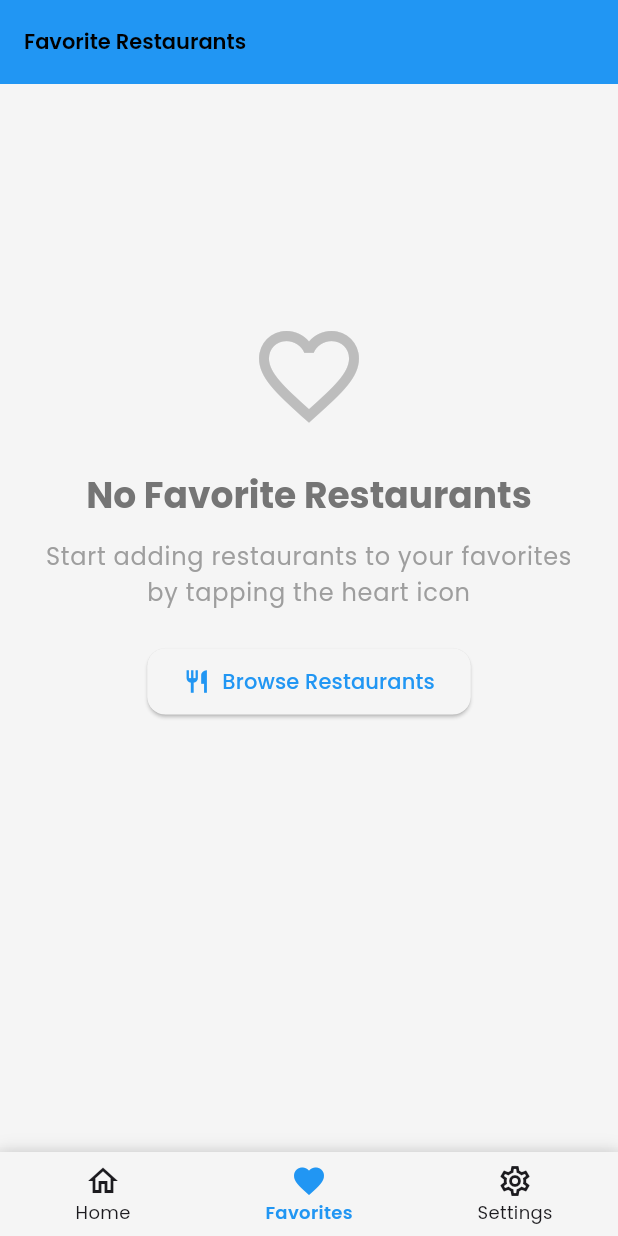
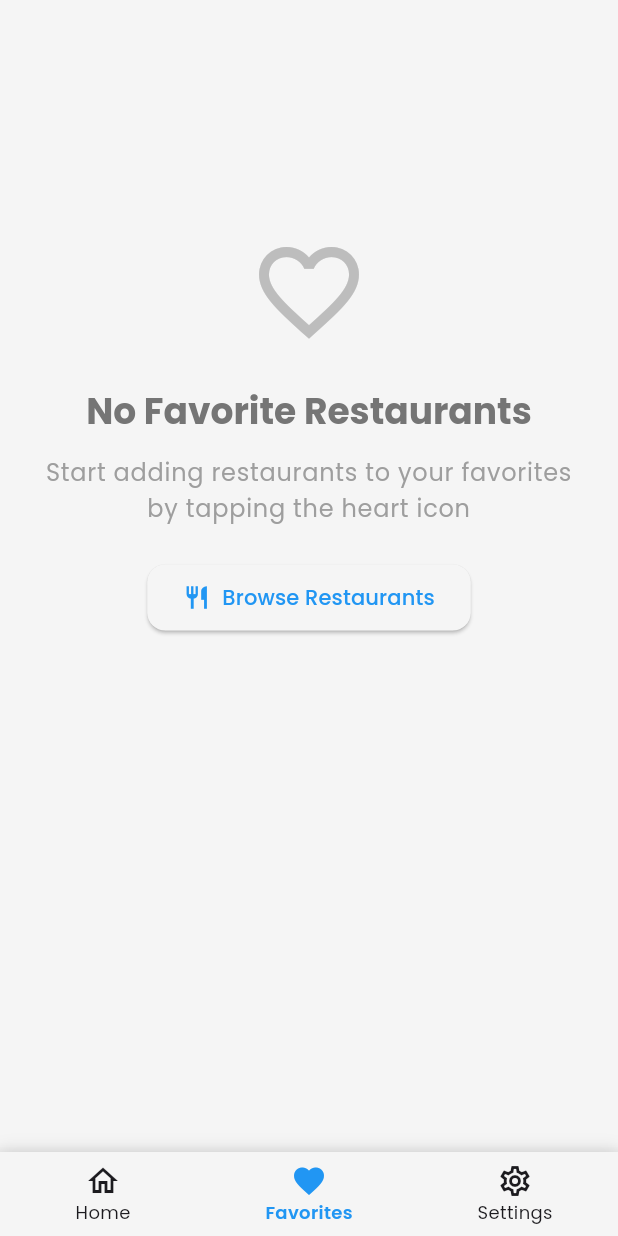
Before and after one commit to galihvsx/restoverse, a Flutter app: the screen it shows after launch, swiped to page 2, on a phone screen of 412 x 824 dp. Run offline on Flutter 3.47's test engine with Material 3 defaults, Android fonts, the phone set to English and light mode, and no system bars; our stand-ins replace cached_network_image, dartz, dio, equatable, flutter_local_notifications, flutter_rating_bar and 6 more; accounts and stored records are empty; network calls fail.

Commit message:
style(favorites): improve card layout and color consistency
- Remove card elevation and adjust image height for better visual balance
- Standardize text colors using theme colors
- Simplify icon styling and remove redundant decorations
- Reorganize imports for better readability

```diff
--- a/lib/features/favorites/presentation/pages/favorites_page.dart
+++ b/lib/features/favorites/presentation/pages/favorites_page.dart
@@ -1,9 +1,10 @@
 import 'package:flutter/material.dart';
 import 'package:provider/provider.dart';
+
+import '../../../../core/routes/app_router.dart';
+import '../../domain/entities/favorite_restaurant.dart';
 import '../providers/favorite_provider.dart';
 import '../widgets/favorite_card.dart';
-import '../../../../core/routes/app_router.dart';
-import '../../domain/entities/favorite_restaurant.dart';
 
 class FavoritesPage extends StatefulWidget {
   const FavoritesPage({super.key});
@@ -25,13 +26,8 @@ class _FavoritesPageState extends State<FavoritesPage> {
   @override
   Widget build(BuildContext context) {
     return Scaffold(
-      appBar: AppBar(
-        title: const Text('Favorite Restaurants'),
-        elevation: 0,
-        backgroundColor: Theme.of(context).colorScheme.primary,
-        foregroundColor: Theme.of(context).colorScheme.onPrimary,
-      ),
-      body: Consumer<FavoriteProvider>(
+      body: SafeArea(
+        child: Consumer<FavoriteProvider>(
           builder: (context, favoriteProvider, child) {
             return switch (favoriteProvider.state) {
               FavoriteInitial() => const Center(
@@ -44,11 +40,7 @@ class _FavoritesPageState extends State<FavoritesPage> {
                 child: Column(
                   mainAxisAlignment: MainAxisAlignment.center,
                   children: [
-                    Icon(
-                      Icons.error_outline,
-                      size: 64,
-                      color: Colors.red[400],
-                    ),
+                    Icon(Icons.error_outline, size: 64, color: Colors.red[400]),
                     const SizedBox(height: 16),
                     Text(
                       'Error: $message',
@@ -66,7 +58,8 @@ class _FavoritesPageState extends State<FavoritesPage> {
                   ],
                 ),
               ),
-            FavoriteLoaded(favorites: final favorites) => favorites.isEmpty
+              FavoriteLoaded(favorites: final favorites) =>
+                favorites.isEmpty
                     ? _buildEmptyState(context)
                     : RefreshIndicator(
                         onRefresh: () => favoriteProvider.loadFavorites(),
@@ -77,7 +70,8 @@ class _FavoritesPageState extends State<FavoritesPage> {
                             final restaurant = favorites[index];
                             return FavoriteCard(
                               restaurant: restaurant,
-                          onTap: () => _navigateToDetail(context, restaurant.id),
+                              onTap: () =>
+                                  _navigateToDetail(context, restaurant.id),
                               onRemove: () => _showRemoveDialog(
                                 context,
                                 restaurant,
@@ -89,6 +83,7 @@ class _FavoritesPageState extends State<FavoritesPage> {
                       ),
             };
           },
+        ),
       ),
     );
   }
@@ -104,11 +99,7 @@ class _FavoritesPageState extends State<FavoritesPage> {
             child: Column(
               mainAxisAlignment: MainAxisAlignment.center,
               children: [
-                Icon(
-                  Icons.favorite_border,
-                  size: 80,
-                  color: Colors.grey[400],
-                ),
+                Icon(Icons.favorite_border, size: 80, color: Colors.grey[400]),
                 const SizedBox(height: 24),
                 Text(
                   'No Favorite Restaurants',
@@ -120,9 +111,9 @@ class _FavoritesPageState extends State<FavoritesPage> {
                 const SizedBox(height: 12),
                 Text(
                   'Start adding restaurants to your favorites\nby tapping the heart icon',
-                  style: Theme.of(context).textTheme.bodyLarge?.copyWith(
-                    color: Colors.grey[500],
-                  ),
+                  style: Theme.of(
+                    context,
+                  ).textTheme.bodyLarge?.copyWith(color: Colors.grey[500]),
                   textAlign: TextAlign.center,
                 ),
                 const SizedBox(height: 24),
@@ -148,10 +139,9 @@ class _FavoritesPageState extends State<FavoritesPage> {
   }
 
   void _navigateToDetail(BuildContext context, String restaurantId) {
-    Navigator.of(context).pushNamed(
-      AppRouter.restaurantDetail,
-      arguments: restaurantId,
-    );
+    Navigator.of(
+      context,
+    ).pushNamed(AppRouter.restaurantDetail, arguments: restaurantId);
   }
 
   void _showRemoveDialog(
@@ -183,9 +173,7 @@ class _FavoritesPageState extends State<FavoritesPage> {
                   ),
                 );
               },
-              style: TextButton.styleFrom(
-                foregroundColor: Colors.red,
-              ),
+              style: TextButton.styleFrom(foregroundColor: Colors.red),
               child: const Text('Remove'),
             ),
           ],
```
Also changed, not shown: lib/features/favorites/presentation/widgets/favorite_card.dart (+22 -35 lines). Lines whose indentation alone changed are shown as unchanged.
